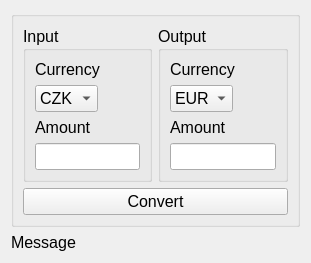
The window that Currency_Converter/Main/UI/main_window.ui (ermBlood/Currency-Converter) describes before a commit, drawn with Qt 5.
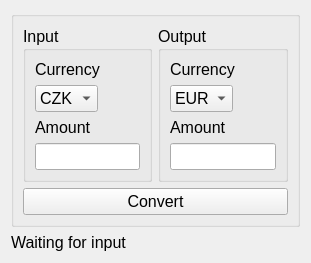
The same window after the commit.

Commit message: extended with error messages

```diff
--- a/Currency_Converter/Main/UI/main_window.ui
+++ b/Currency_Converter/Main/UI/main_window.ui
@@ -217,7 +217,7 @@
       <enum>QFrame::NoFrame</enum>
      </property>
      <property name="text">
-      <string>Message</string>
+      <string>Waiting for input</string>
      </property>
     </widget>
    </item>
```
The commit also changes 5 other files.
